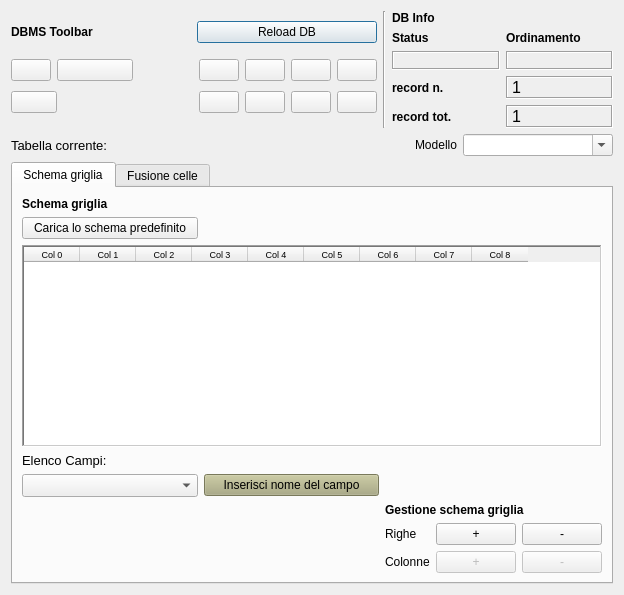
Old version of the form gui/ui/Pdf_administrator.ui in the repository pyarchinit/pyarchinit.
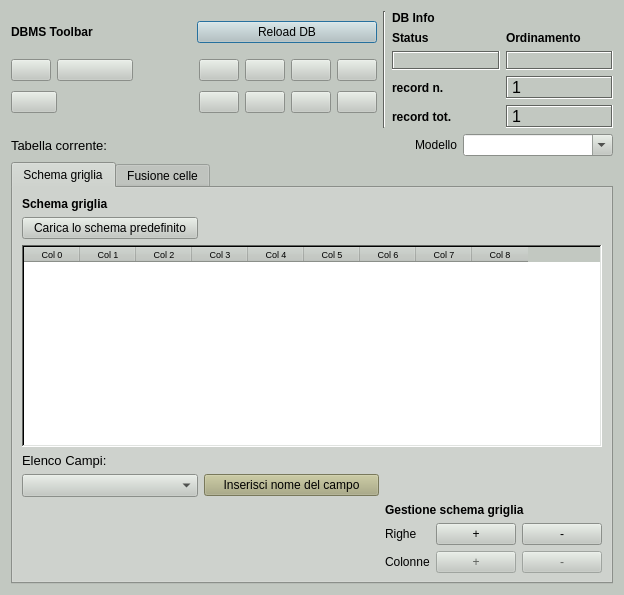
New version of the form. Icons and pictures are not drawn.

Commit message: change backgroud color ui

What changed in the file:
```diff
--- a/gui/ui/Pdf_administrator.ui
+++ b/gui/ui/Pdf_administrator.ui
@@ -16,6 +16,448 @@
     <height>400</height>
    </size>
   </property>
+  <property name="palette">
+   <palette>
+    <active>
+     <colorrole role="WindowText">
+      <brush brushstyle="SolidPattern">
+       <color alpha="255">
+        <red>0</red>
+        <green>0</green>
+        <blue>0</blue>
+       </color>
+      </brush>
+     </colorrole>
+     <colorrole role="Button">
+      <brush brushstyle="SolidPattern">
+       <color alpha="255">
+        <red>194</red>
+        <green>200</green>
+        <blue>193</blue>
+       </color>
+      </brush>
+     </colorrole>
+     <colorrole role="Light">
+      <brush brushstyle="SolidPattern">
+       <color alpha="255">
+        <red>255</red>
+        <green>255</green>
+        <blue>255</blue>
+       </color>
+      </brush>
+     </colorrole>
+     <colorrole role="Midlight">
+      <brush brushstyle="SolidPattern">
+       <color alpha="255">
+        <red>224</red>
+        <green>227</green>
+        <blue>224</blue>
+       </color>
+      </brush>
+     </colorrole>
+     <colorrole role="Dark">
+      <brush brushstyle="SolidPattern">
+       <color alpha="255">
+        <red>97</red>
+        <green>100</green>
+        <blue>96</blue>
+       </color>
+      </brush>
+     </colorrole>
+     <colorrole role="Mid">
+      <brush brushstyle="SolidPattern">
+       <color alpha="255">
+        <red>129</red>
+        <green>133</green>
+        <blue>129</blue>
+       </color>
+      </brush>
+     </colorrole>
+     <colorrole role="Text">
+      <brush brushstyle="SolidPattern">
+       <color alpha="255">
+        <red>0</red>
+        <green>0</green>
+        <blue>0</blue>
+       </color>
+      </brush>
+     </colorrole>
+     <colorrole role="BrightText">
+      <brush brushstyle="SolidPattern">
+       <color alpha="255">
+        <red>255</red>
+        <green>255</green>
+        <blue>255</blue>
+       </color>
+      </brush>
+     </colorrole>
+     <colorrole role="ButtonText">
+      <brush brushstyle="SolidPattern">
+       <color alpha="255">
+        <red>0</red>
+        <green>0</green>
+        <blue>0</blue>
+       </color>
+      </brush>
+     </colorrole>
+     <colorrole role="Base">
+      <brush brushstyle="SolidPattern">
+       <color alpha="255">
+        <red>255</red>
+        <green>255</green>
+        <blue>255</blue>
+       </color>
+      </brush>
+     </colorrole>
+     <colorrole role="Window">
+      <brush brushstyle="SolidPattern">
+       <color alpha="255">
+        <red>194</red>
+        <green>200</green>
+        <blue>193</blue>
+       </color>
+      </brush>
+     </colorrole>
+     <colorrole role="Shadow">
+      <brush brushstyle="SolidPattern">
+       <color alpha="255">
+        <red>0</red>
+        <green>0</green>
+        <blue>0</blue>
+       </color>
+      </brush>
+     </colorrole>
+     <colorrole role="AlternateBase">
+      <brush brushstyle="SolidPattern">
+       <color alpha="255">
+        <red>224</red>
+        <green>227</green>
+        <blue>224</blue>
+       </color>
+      </brush>
+     </colorrole>
+     <colorrole role="ToolTipBase">
+      <brush brushstyle="SolidPattern">
+       <color alpha="255">
+        <red>255</red>
+        <green>255</green>
+        <blue>220</blue>
+       </color>
+      </brush>
+     </colorrole>
+     <colorrole role="ToolTipText">
+      <brush brushstyle="SolidPattern">
+       <color alpha="255">
+        <red>0</red>
+        <green>0</green>
+        <blue>0</blue>
+       </color>
+      </brush>
+     </colorrole>
+     <colorrole role="PlaceholderText">
+      <brush brushstyle="SolidPattern">
+       <color alpha="128">
+        <red>0</red>
+        <green>0</green>
+        <blue>0</blue>
+       </color>
+      </brush>
+     </colorrole>
+    </active>
+    <inactive>
+     <colorrole role="WindowText">
+      <brush brushstyle="SolidPattern">
+       <color alpha="255">
+        <red>0</red>
+        <green>0</green>
+        <blue>0</blue>
+       </color>
+      </brush>
+     </colorrole>
+     <colorrole role="Button">
+      <brush brushstyle="SolidPattern">
+       <color alpha="255">
+        <red>194</red>
+        <green>200</green>
+        <blue>193</blue>
+       </color>
+      </brush>
+     </colorrole>
+     <colorrole role="Light">
+      <brush brushstyle="SolidPattern">
+       <color alpha="255">
+        <red>255</red>
+        <green>255</green>
+        <blue>255</blue>
+       </color>
+      </brush>
+     </colorrole>
+     <colorrole role="Midlight">
+      <brush brushstyle="SolidPattern">
+       <color alpha="255">
+        <red>224</red>
+        <green>227</green>
+        <blue>224</blue>
+       </color>
+      </brush>
+     </colorrole>
+     <colorrole role="Dark">
+      <brush brushstyle="SolidPattern">
+       <color alpha="255">
+        <red>97</red>
+        <green>100</green>
+        <blue>96</blue>
+       </color>
+      </brush>
+     </colorrole>
+     <colorrole role="Mid">
+      <brush brushstyle="SolidPattern">
+       <color alpha="255">
+        <red>129</red>
+        <green>133</green>
+        <blue>129</blue>
+       </color>
+      </brush>
+     </colorrole>
+     <colorrole role="Text">
+      <brush brushstyle="SolidPattern">
+       <color alpha="255">
+        <red>0</red>
+        <green>0</green>
+        <blue>0</blue>
+       </color>
+      </brush>
+     </colorrole>
+     <colorrole role="BrightText">
+      <brush brushstyle="SolidPattern">
+       <color alpha="255">
+        <red>255</red>
+        <green>255</green>
+        <blue>255</blue>
+       </color>
+      </brush>
+     </colorrole>
+     <colorrole role="ButtonText">
+      <brush brushstyle="SolidPattern">
+       <color alpha="255">
+        <red>0</red>
+        <green>0</green>
+        <blue>0</blue>
+       </color>
+      </brush>
+     </colorrole>
+     <colorrole role="Base">
+      <brush brushstyle="SolidPattern">
+       <color alpha="255">
+        <red>255</red>
+        <green>255</green>
+        <blue>255</blue>
+       </color>
+      </brush>
+     </colorrole>
+     <colorrole role="Window">
+      <brush brushstyle="SolidPattern">
+       <color alpha="255">
+        <red>194</red>
+        <green>200</green>
+        <blue>193</blue>
+       </color>
+      </brush>
+     </colorrole>
+     <colorrole role="Shadow">
+      <brush brushstyle="SolidPattern">
+       <color alpha="255">
+        <red>0</red>
+        <green>0</green>
+        <blue>0</blue>
+       </color>
+      </brush>
+     </colorrole>
+     <colorrole role="AlternateBase">
+      <brush brushstyle="SolidPattern">
+       <color alpha="255">
+        <red>224</red>
+        <green>227</green>
+        <blue>224</blue>
+       </color>
+      </brush>
+     </colorrole>
+     <colorrole role="ToolTipBase">
+      <brush brushstyle="SolidPattern">
+       <color alpha="255">
+        <red>255</red>
+        <green>255</green>
+        <blue>220</blue>
+       </color>
+      </brush>
+     </colorrole>
+     <colorrole role="ToolTipText">
+      <brush brushstyle="SolidPattern">
+       <color alpha="255">
+        <red>0</red>
+        <green>0</green>
+        <blue>0</blue>
+       </color>
+      </brush>
+     </colorrole>
+     <colorrole role="PlaceholderText">
+      <brush brushstyle="SolidPattern">
+       <color alpha="128">
+        <red>0</red>
+        <green>0</green>
+        <blue>0</blue>
+       </color>
+      </brush>
+     </colorrole>
+    </inactive>
+    <disabled>
+     <colorrole role="WindowText">
+      <brush brushstyle="SolidPattern">
+       <color alpha="255">
+        <red>97</red>
+        <green>100</green>
+        <blue>96</blue>
+       </color>
+      </brush>
+     </colorrole>
+     <colorrole role="Button">
+      <brush brushstyle="SolidPattern">
+       <color alpha="255">
+        <red>194</red>
+        <green>200</green>
+        <blue>193</blue>
+       </color>
+      </brush>
+     </colorrole>
+     <colorrole role="Light">
+      <brush brushstyle="SolidPattern">
+       <color alpha="255">
+        <red>255</red>
+        <green>255</green>
+        <blue>255</blue>
+       </color>
+      </brush>
+     </colorrole>
+     <colorrole role="Midlight">
+      <brush brushstyle="SolidPattern">
+       <color alpha="255">
+        <red>224</red>
+        <green>227</green>
+        <blue>224</blue>
+       </color>
+      </brush>
+     </colorrole>
+     <colorrole role="Dark">
+      <brush brushstyle="SolidPattern">
+       <color alpha="255">
+        <red>97</red>
+        <green>100</green>
+        <blue>96</blue>
+       </color>
+      </brush>
+     </colorrole>
+     <colorrole role="Mid">
+      <brush brushstyle="SolidPattern">
+       <color alpha="255">
+        <red>129</red>
+        <green>133</green>
+        <blue>129</blue>
+       </color>
+      </brush>
+     </colorrole>
+     <colorrole role="Text">
+      <brush brushstyle="SolidPattern">
+       <color alpha="255">
+        <red>97</red>
+        <green>100</green>
+        <blue>96</blue>
+       </color>
+      </brush>
+     </colorrole>
+     <colorrole role="BrightText">
+      <brush brushstyle="SolidPattern">
+       <color alpha="255">
+        <red>255</red>
+        <green>255</green>
+        <blue>255</blue>
+       </color>
+      </brush>
+     </colorrole>
+     <colorrole role="ButtonText">
+      <brush brushstyle="SolidPattern">
+       <color alpha="255">
+        <red>97</red>
+        <green>100</green>
+        <blue>96</blue>
+       </color>
+      </brush>
+     </colorrole>
+     <colorrole role="Base">
+      <brush brushstyle="SolidPattern">
+       <color alpha="255">
+        <red>194</red>
+        <green>200</green>
+        <blue>193</blue>
+       </color>
+      </brush>
+     </colorrole>
+     <colorrole role="Window">
+      <brush brushstyle="SolidPattern">
+       <color alpha="255">
+        <red>194</red>
+        <green>200</green>
+        <blue>193</blue>
+       </color>
+      </brush>
+     </colorrole>
+     <colorrole role="Shadow">
+      <brush brushstyle="SolidPattern">
+       <color alpha="255">
+        <red>0</red>
+        <green>0</green>
+        <blue>0</blue>
+       </color>
+      </brush>
+     </colorrole>
+     <colorrole role="AlternateBase">
+      <brush brushstyle="SolidPattern">
+       <color alpha="255">
+        <red>194</red>
+        <green>200</green>
+        <blue>193</blue>
+       </color>
+      </brush>
+     </colorrole>
+     <colorrole role="ToolTipBase">
+      <brush brushstyle="SolidPattern">
+       <color alpha="255">
+        <red>255</red>
+        <green>255</green>
+        <blue>220</blue>
+       </color>
+      </brush>
+     </colorrole>
+     <colorrole role="ToolTipText">
+      <brush brushstyle="SolidPattern">
+       <color alpha="255">
+        <red>0</red>
+        <green>0</green>
+        <blue>0</blue>
+       </color>
+      </brush>
+     </colorrole>
+     <colorrole role="PlaceholderText">
+      <brush brushstyle="SolidPattern">
+       <color alpha="128">
+        <red>0</red>
+        <green>0</green>
+        <blue>0</blue>
+       </color>
+      </brush>
+     </colorrole>
+    </disabled>
+   </palette>
+  </property>
   <property name="windowTitle">
    <string>pyArchInit Gestione Scavi - Periodizzazione di scavo</string>
   </property>
```
The commit also changes 36 other files.
